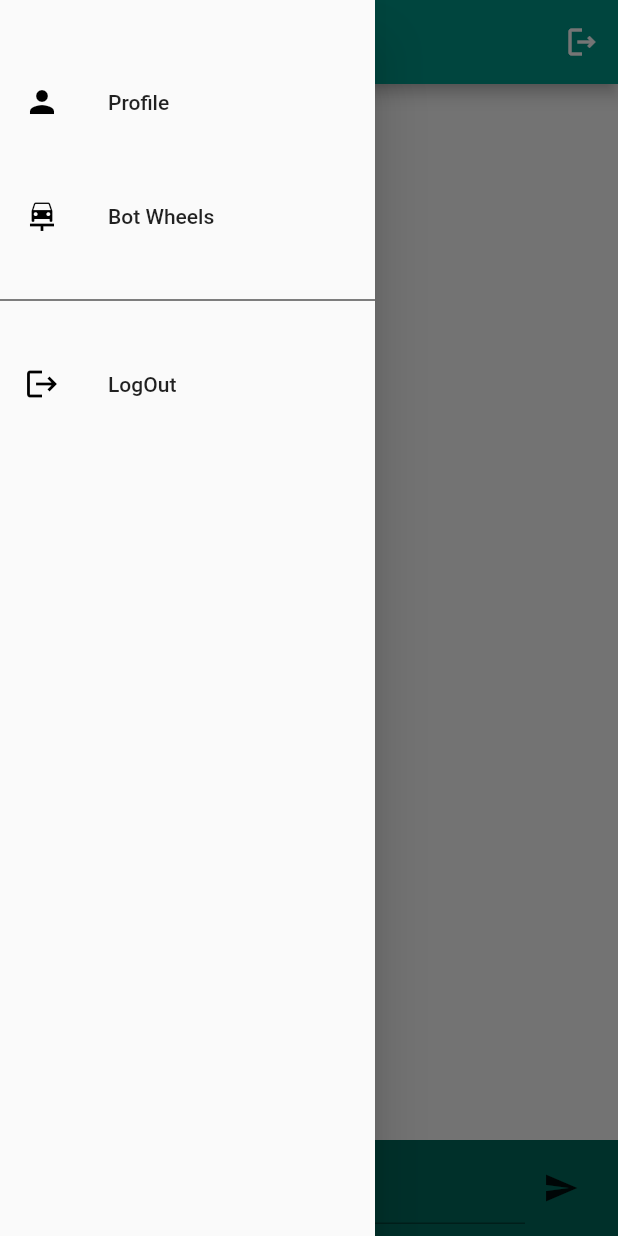
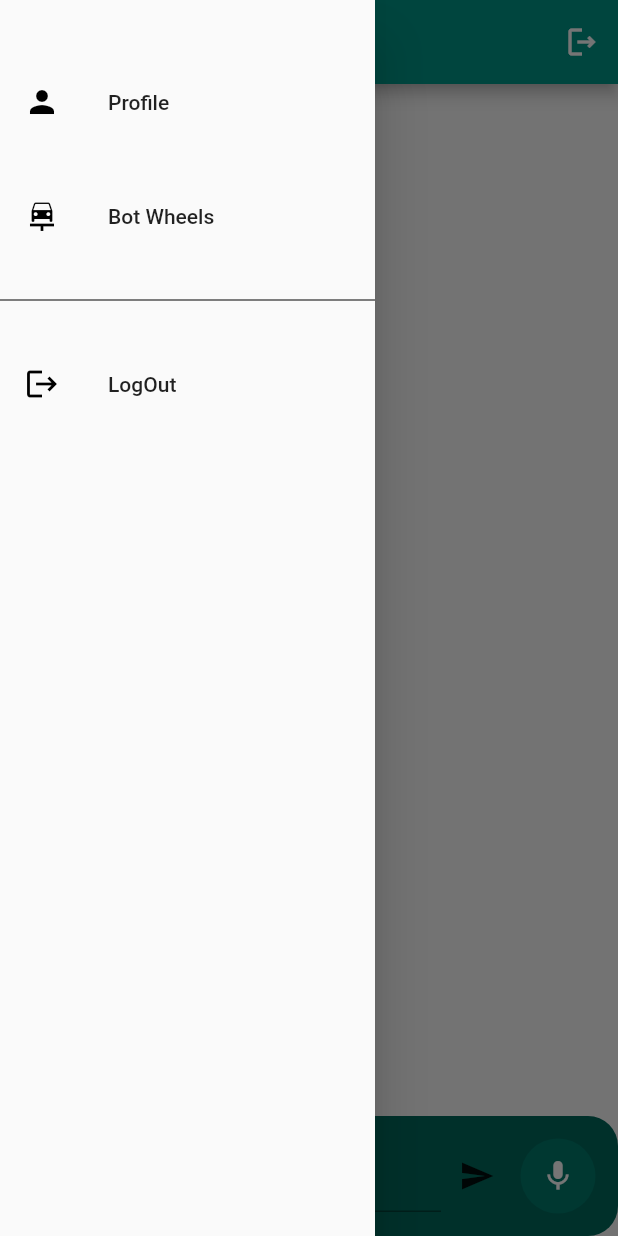
Before and after one commit to Saurrabhh/sarvagya, a Flutter app: the screen it shows after launch, with the side drawer open, on a phone screen of 412 x 824 dp. Run offline on Flutter 3.47's test engine with Material 2 defaults, Android fonts, the phone set to English and light mode, and no system bars; drawn by our look-alikes of avatar_glow; our stand-ins replace audioplayers, camera, firebase_auth, firebase_core, firebase_database, fluttertoast and 6 more; missing offline and left inert: dialog_flowtter, flutter_phone_direct_caller, flutter_sms, google_mlkit_face_detection; accounts and stored records are empty; project files that could hold a hidden picture were left out.

Commit message:
added speech to text

```diff
--- a/lib/main.dart
+++ b/lib/main.dart
@@ -1,4 +1,5 @@
 import 'dart:convert';
+import 'package:avatar_glow/avatar_glow.dart';
 import 'package:http/http.dart' as http;
 import 'package:audioplayers/audioplayers.dart';
 import 'package:camera/camera.dart';
@@ -15,6 +16,7 @@ import 'package:sarvagya/route_generator.dart';
 import 'package:sarvagya/screens/face_detector_page.dart';
 import 'package:sarvagya/screens/messages.dart';
 import 'package:sarvagya/widegts/navigationDrawerWidget.dart';
+import 'package:speech_to_text/speech_to_text.dart';
 import 'firebase/firebase_options.dart';
 
 List<CameraDescription> cameras = [];
@@ -83,7 +85,20 @@ class _HomePageState extends State<HomePage> {
 
   @override
   Widget build(BuildContext context) {
+    var words = "hfkjjk";
+    SpeechToText speechToText = SpeechToText();
+    var size = MediaQuery.of(context).size;
+    var height = size.height;
+    var width = size.width;
+    var isListening = false;
+
     return Scaffold(
+      // floatingActionButtonLocation: FloatingActionButtonLocation.,
+      // floatingActionButton: AvatarGlow(
+      //
+      //   endRadius: 50.0,
+      //   child: const Icon(Icons.mic),
+      // ),
       appBar: AppBar(
         title: const Text(
           'Dashboard',
@@ -103,16 +118,28 @@ class _HomePageState extends State<HomePage> {
       ),
       body: Column(
         children: [
+          Container(
+            alignment: Alignment.topCenter,
+            child: Text(
+                words
+            ),
+          ),
           Expanded(child: MessagesScreen(messages: messages)),
+
           Container(
-            padding: EdgeInsets.symmetric(horizontal: 14, vertical: 8),
-            color: Colors.teal.shade800,
+            decoration: BoxDecoration(
+                color: Colors.teal.shade800,
+                borderRadius: const BorderRadius.all(Radius.circular(20))),
+            alignment: Alignment.bottomLeft,
+            width: width,
+            padding: const EdgeInsets.fromLTRB(10, 10, 10, 10),
             child: Row(
               children: [
                 Expanded(
                     child: TextField(
+
                   controller: _controller,
-                  style: TextStyle(
+                  style: const TextStyle(
                     color: Colors.white,
                   ),
                 )),
@@ -121,7 +148,50 @@ class _HomePageState extends State<HomePage> {
                       sendMessage(_controller.text);
                       _controller.clear();
                     },
-                    icon: Icon(Icons.send))
+                    icon: const Icon(Icons.send)),
+                GestureDetector(
+                  onTapDown: (details) async{
+                    if(!isListening){
+                      var available = await speechToText.initialize();
+                      if(available){
+                        print("hufhuhaf");
+                        setState(() {
+                            isListening = true;
+                            speechToText.listen(
+                              onResult: (result){
+                                setState(() {
+                                  words = result.recognizedWords;
+                                  print(words);
+                                });
+                              }
+                            ).then((value){
+                              setState(() {
+
+                              });
+                            });
+                        });
+                      }
+                    }
+                  },
+
+                  onTapUp: (details){
+                    setState(() {
+                      isListening = false;
+                      print(isListening);
+                    });
+                    speechToText.stop();
+                  },
+
+                  child: AvatarGlow(
+                    animate: isListening,
+                    duration: const Duration(milliseconds: 2000),
+                    repeat: true,
+                    repeatPauseDuration: const Duration(milliseconds: 100),
+                    endRadius: 30.0,
+                    child:
+                        const CircleAvatar(radius: 25, child: Icon(Icons.mic)),
+                  ),
+                )
               ],
             ),
           ),
--- a/pubspec.yaml
+++ b/pubspec.yaml
@@ -56,6 +56,8 @@ dependencies:
   geocoding: ^2.0.5
   dialog_flowtter: ^0.3.3
   http: ^0.13.5
+  avatar_glow: ^2.0.2
+  speech_to_text: ^6.1.1
 
 dev_dependencies:
   flutter_test:
```
Also changed, not shown: pubspec.lock, 3 other files.
